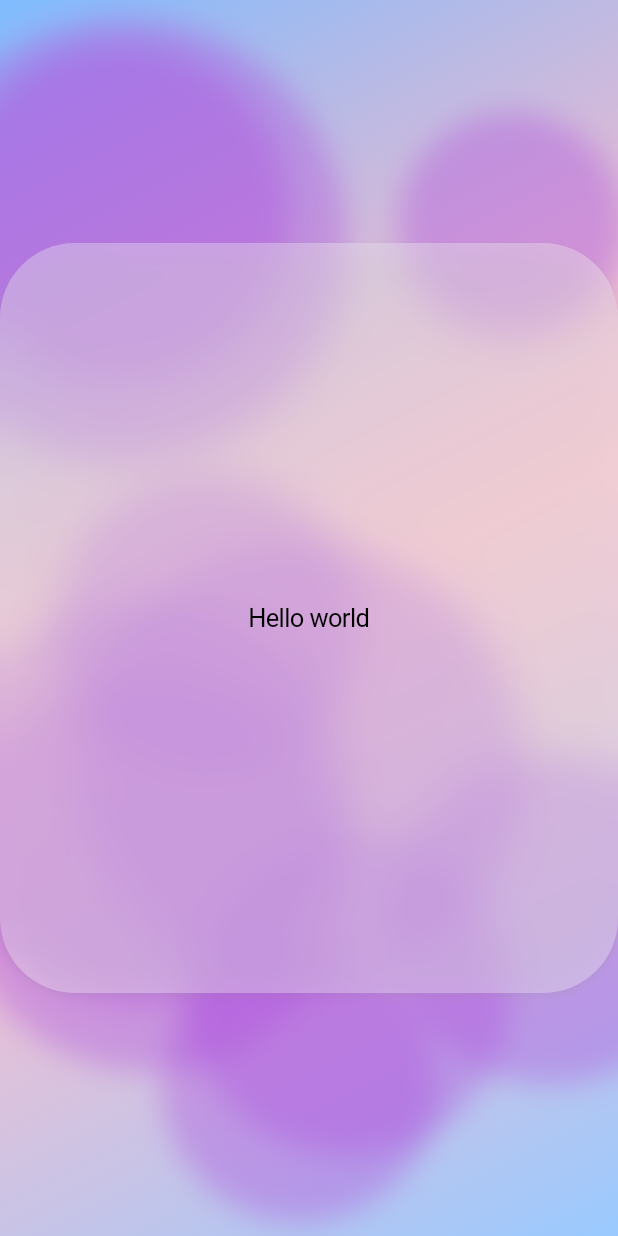
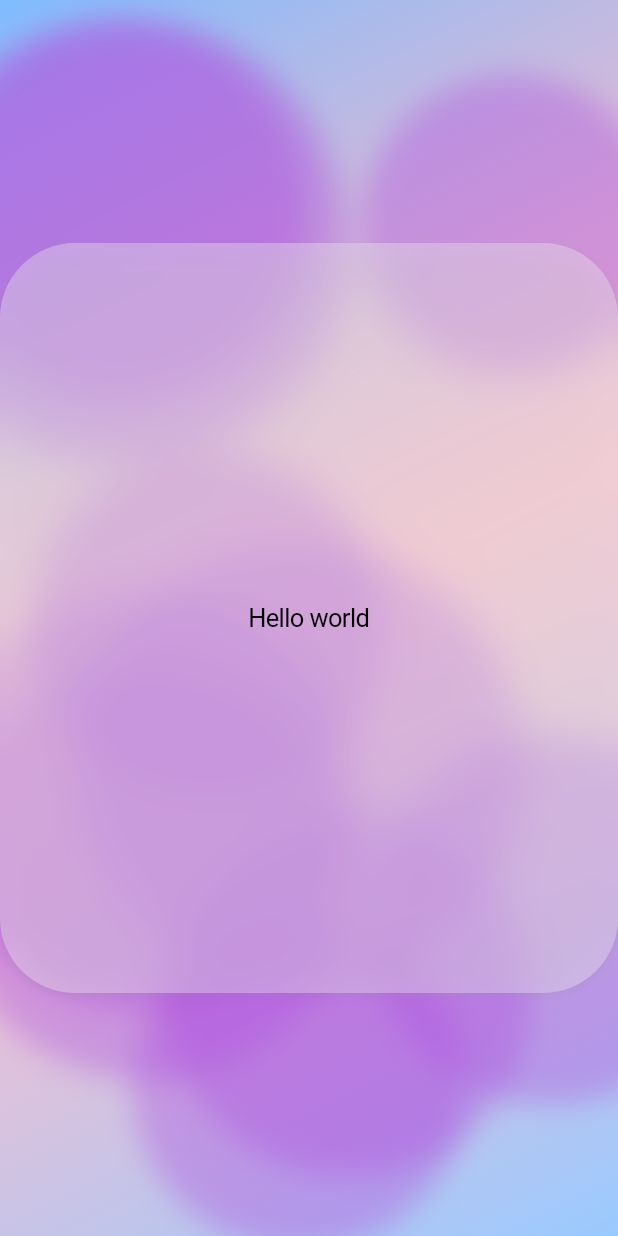
Before and after one commit to yuanzhihong1/flutter_enhanced_view, a Flutter app: the screen it shows after launch, on a phone screen of 412 x 824 dp. Run offline on Flutter 3.47's test engine with Material 3 defaults, Android fonts, the phone set to English and light mode, and no system bars.

Commit message:
初始化

```diff
--- a/lib/src/view/dazzling_background.dart
+++ b/lib/src/view/dazzling_background.dart
@@ -1,104 +1,26 @@
 import 'dart:math';
+
 import 'package:flutter/cupertino.dart';
 
-/// 炫彩动态背景组件
-///
-/// 创建一个带有渐变背景和移动光点的动态背景效果
 class DazzlingBackground extends StatefulWidget {
-  /// 渐变背景颜色列表，至少需要2个颜色
-  final List<Color> gradientColors;
-
-  /// 基础背景颜色（渐变层下方的纯色背景）
-  final Color backgroundColor;
-
-  /// 光点数量，默认为5个
-  final int dotCount;
-
-  /// 光点移动速度，值越大移动越快，默认为2.2
-  final double speed;
-
-  /// 光点颜色，默认为半透明的紫色
-  final Color dotColor;
-
-  /// 光点最小尺寸，默认为150
-  final double minDotSize;
-
-  /// 光点最大尺寸，默认为300
-  final double maxDotSize;
-
-  /// 光点模糊半径，默认为50
-  final double blurRadius;
-
-  /// 动画帧率（每秒帧数），默认为60fps
-  final int frameRate;
-
-  /// 渐变方向，默认为左上到右下
-  final AlignmentGeometry gradientBegin;
-  final AlignmentGeometry gradientEnd;
-
-  /// 子组件
-  final Widget? child;
-
   const DazzlingBackground({
     super.key,
     required this.gradientColors,
-    this.backgroundColor = const Color(0xFF0A0A0F),
+    required this.backgroundColor,
     this.dotCount = 5,
     this.speed = 2.2,
-    this.dotColor = CupertinoColors.systemPurple,
-    this.minDotSize = 150,
-    this.maxDotSize = 300,
     this.blurRadius = 50,
-    this.frameRate = 60,
-    this.gradientBegin = Alignment.topLeft,
-    this.gradientEnd = Alignment.bottomRight,
+    this.dotColor,
     this.child,
-  })  : assert(gradientColors.length >= 2, '至少需要提供2个渐变颜色'),
-        assert(dotCount > 0, '光点数量必须大于0'),
-        assert(speed > 0, '速度必须大于0'),
-        assert(minDotSize > 0 && maxDotSize > minDotSize,
-            '尺寸范围无效，maxDotSize必须大于minDotSize'),
-        assert(frameRate > 0 && frameRate <= 120, '帧率必须在1-120之间');
+  });
 
-  /// 快速创建一个蓝色主题的背景
-  const DazzlingBackground.blue({
-    super.key,
-    this.dotCount = 5,
-    this.speed = 2.2,
-    this.child,
-  })  : gradientColors = const [
-          Color(0xFF001848),
-          Color(0xFF301860),
-          Color(0xFF483090),
-        ],
-        backgroundColor = const Color(0xFF0A0A0F),
-        dotColor = const Color(0x6633A1FF),
-        minDotSize = 150,
-        maxDotSize = 300,
-        blurRadius = 50,
-        frameRate = 60,
-        gradientBegin = Alignment.topLeft,
-        gradientEnd = Alignment.bottomRight;
-
-  /// 快速创建一个紫色主题的背景
-  const DazzlingBackground.purple({
-    super.key,
-    this.dotCount = 5,
-    this.speed = 2.2,
-    this.child,
-  })  : gradientColors = const [
-          Color(0xFF3A1C71),
-          Color(0xFFD76D77),
-          Color(0xFFFFAF7B),
-        ],
-        backgroundColor = const Color(0xFF0A0A0F),
-        dotColor = const Color(0x66FF6BCB),
-        minDotSize = 150,
-        maxDotSize = 300,
-        blurRadius = 50,
-        frameRate = 60,
-        gradientBegin = Alignment.topLeft,
-        gradientEnd = Alignment.bottomRight;
+  final List<Color> gradientColors;
+  final Color backgroundColor;
+  final int dotCount;
+  final double speed;
+  final double blurRadius;
+  final Color? dotColor;
+  final Widget? child;
 
   @override
   State<StatefulWidget> createState() => _DazzlingBackgroundState();
@@ -106,72 +28,46 @@ class DazzlingBackground extends StatefulWidget {
 
 class _DazzlingBackgroundState extends State<DazzlingBackground>
     with SingleTickerProviderStateMixin {
-  /// 存储所有光点实例
   final List<_Dot> _dots = [];
-
-  /// 动画控制器
   late final AnimationController _controller;
-
-  /// 记录上次的组件尺寸
   Size _lastSize = Size.zero;
-
-  /// 随机数生成器
   final Random _rand = Random();
 
   @override
   void initState() {
     super.initState();
-
-    // 初始化动画控制器，根据帧率计算每帧持续时间
-    final frameDuration = Duration(milliseconds: 1000 ~/ widget.frameRate);
     _controller = AnimationController(
       vsync: this,
-      duration: frameDuration,
+      duration: const Duration(milliseconds: 16),
     )
-      ..addListener(_tick) // 添加动画监听
-      ..repeat(); // 循环播放动画
+      ..addListener(_tick)
+      ..repeat();
   }
 
   @override
   void dispose() {
-    // 释放动画控制器资源
     _controller.dispose();
     super.dispose();
   }
 
-  /// 初始化光点
-  /// [size] 组件尺寸
   void _initDots(Size size) {
     _dots.clear();
-
     for (int i = 0; i < widget.dotCount; i++) {
-      // 随机生成光点位置
-      final position = Offset(
+      final pos = Offset(
         _rand.nextDouble() * size.width,
         _rand.nextDouble() * size.height,
       );
-
-      // 随机生成目标位置
       final target = Offset(
         _rand.nextDouble() * size.width,
         _rand.nextDouble() * size.height,
       );
 
-      // 随机生成光点尺寸
-      final dotSize = widget.minDotSize +
-          _rand.nextDouble() * (widget.maxDotSize - widget.minDotSize);
-
-      _dots.add(_Dot(
-        position: position,
-        target: target,
-        dotSize: dotSize,
-      ));
+      final dotSize = 200 + _rand.nextDouble() * 100;
+      _dots.add(_Dot(position: pos, target: target, dotSize: dotSize));
     }
   }
 
-  /// 动画每帧的回调函数
   void _tick() {
-    // 如果尺寸未初始化，则跳过
     if (_lastSize == Size.zero) return;
 
     for (int i = 0; i < _dots.length; i++) {
@@ -180,22 +76,18 @@ class _DazzlingBackgroundState extends State<DazzlingBackground>
       final dy = dot.target.dy - dot.position.dy;
       final distance = sqrt(dx * dx + dy * dy);
 
-      // 如果光点接近目标位置，则重新设置目标位置
       if (distance < widget.speed) {
         dot.target = Offset(
           _rand.nextDouble() * _lastSize.width,
           _rand.nextDouble() * _lastSize.height,
         );
       } else {
-        // 否则向目标位置移动
         dot.position = Offset(
           dot.position.dx + dx / distance * widget.speed,
           dot.position.dy + dy / distance * widget.speed,
         );
       }
     }
-
-    // 触发重绘
     setState(() {});
   }
 
@@ -204,8 +96,6 @@ class _DazzlingBackgroundState extends State<DazzlingBackground>
     return LayoutBuilder(
       builder: (context, constraints) {
         final size = Size(constraints.maxWidth, constraints.maxHeight);
-
-        // 当尺寸变化时重新初始化光点
         if (size != _lastSize && size.width > 0 && size.height > 0) {
           _lastSize = size;
           _initDots(size);
@@ -214,12 +104,13 @@ class _DazzlingBackgroundState extends State<DazzlingBackground>
         return CustomPaint(
           painter: _DazzlingPainter(
             dots: _dots,
-            gradientColors: widget.gradientColors,
+            backColors: widget.gradientColors,
             backgroundColor: widget.backgroundColor,
-            dotColor: widget.dotColor,
             blurRadius: widget.blurRadius,
-            gradientBegin: widget.gradientBegin,
-            gradientEnd: widget.gradientEnd,
+            dotColor: widget.dotColor ??
+                CupertinoColors.systemPurple
+                    .resolveFrom(context)
+                    .withAlpha((255.0 * 0.4).round()),
           ),
           child: widget.child,
         );
@@ -228,60 +119,40 @@ class _DazzlingBackgroundState extends State<DazzlingBackground>
   }
 }
 
-/// 自定义绘画器，负责绘制背景和光点
 class _DazzlingPainter extends CustomPainter {
-  /// 光点列表
   final List<_Dot> dots;
-
-  /// 渐变颜色列表
-  final List<Color> gradientColors;
-
-  /// 基础背景颜色
+  final List<Color> backColors;
   final Color backgroundColor;
-
-  /// 光点颜色
+  final double blurRadius;
   final Color dotColor;
-
-  /// 模糊半径
-  final double blurRadius;
-
-  /// 渐变开始和结束位置
-  final AlignmentGeometry gradientBegin;
-  final AlignmentGeometry gradientEnd;
 
   _DazzlingPainter({
     required this.dots,
-    required this.gradientColors,
+    required this.backColors,
     required this.backgroundColor,
+    required this.blurRadius,
     required this.dotColor,
-    required this.blurRadius,
-    required this.gradientBegin,
-    required this.gradientEnd,
   });
 
   @override
   void paint(Canvas canvas, Size size) {
     final rect = Offset.zero & size;
 
-    // 绘制基础背景
     final bgPaint = Paint()..color = backgroundColor;
     canvas.drawRect(rect, bgPaint);
 
-    // 绘制渐变背景
     final gradientPaint = Paint()
       ..shader = LinearGradient(
-        begin: gradientBegin,
-        end: gradientEnd,
-        colors: gradientColors,
+        begin: Alignment.topLeft,
+        end: Alignment.bottomRight,
+        colors: backColors,
       ).createShader(rect);
     canvas.drawRect(rect, gradientPaint);
 
-    // 设置光点画笔属性
     final dotPaint = Paint()
       ..color = dotColor
       ..maskFilter = MaskFilter.blur(BlurStyle.normal, blurRadius);
 
-    // 绘制所有光点
     for (final dot in dots) {
       canvas.drawCircle(dot.position, dot.dotSize / 2, dotPaint);
     }
@@ -291,20 +162,10 @@ class _DazzlingPainter extends CustomPainter {
   bool shouldRepaint(covariant CustomPainter oldDelegate) => true;
 }
 
-/// 光点数据类
 class _Dot {
-  /// 当前位置
   Offset position;
-
-  /// 目标位置
   Offset target;
-
-  /// 光点尺寸
   final double dotSize;
 
-  _Dot({
-    required this.position,
-    required this.target,
-    required this.dotSize,
-  });
+  _Dot({required this.position, required this.target, required this.dotSize});
 }
```
